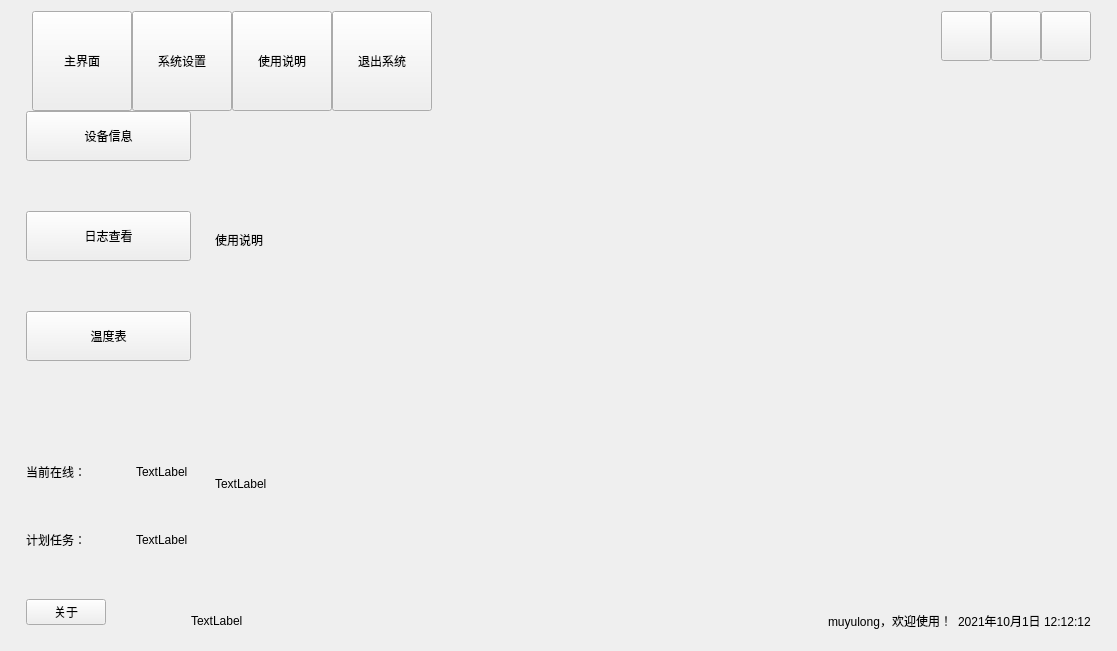
Qt form mainfrm/mainfrm.ui (muyulong/pi_gateway) before a commit.
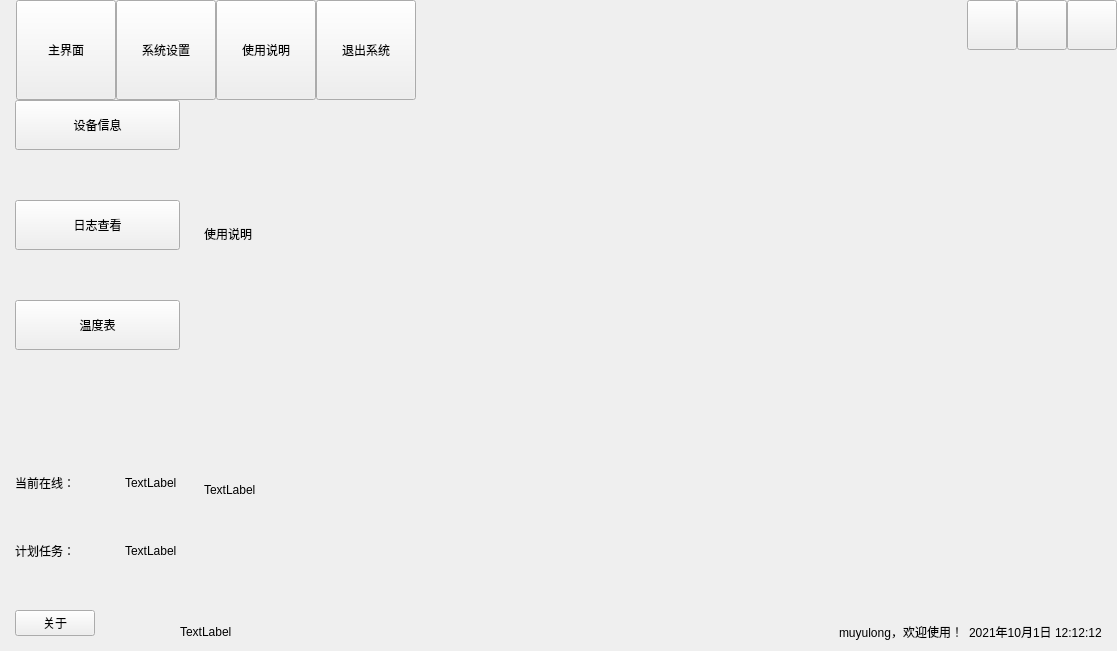
The same form after that commit. The open tabs and pages were chosen to show the change.

What changed in the file:
```diff
--- a/mainfrm/mainfrm.ui
+++ b/mainfrm/mainfrm.ui
@@ -14,6 +14,18 @@
    <string>mainFrm</string>
   </property>
   <layout class="QGridLayout" name="gridLayout">
+   <property name="leftMargin">
+    <number>0</number>
+   </property>
+   <property name="topMargin">
+    <number>0</number>
+   </property>
+   <property name="rightMargin">
+    <number>0</number>
+   </property>
+   <property name="bottomMargin">
+    <number>0</number>
+   </property>
    <item row="0" column="0">
     <widget class="QWidget" name="widget_bg" native="true">
      <property name="styleSheet">
@@ -248,13 +260,13 @@
         </property>
         <layout class="QHBoxLayout" name="horizontalLayout">
          <property name="leftMargin">
-          <number>15</number>
+          <number>10</number>
          </property>
          <property name="topMargin">
           <number>0</number>
          </property>
          <property name="rightMargin">
-          <number>15</number>
+          <number>0</number>
          </property>
          <property name="bottomMargin">
           <number>0</number>
```
Left out of the diff: 2 changed lines with no effect on the pictures.
